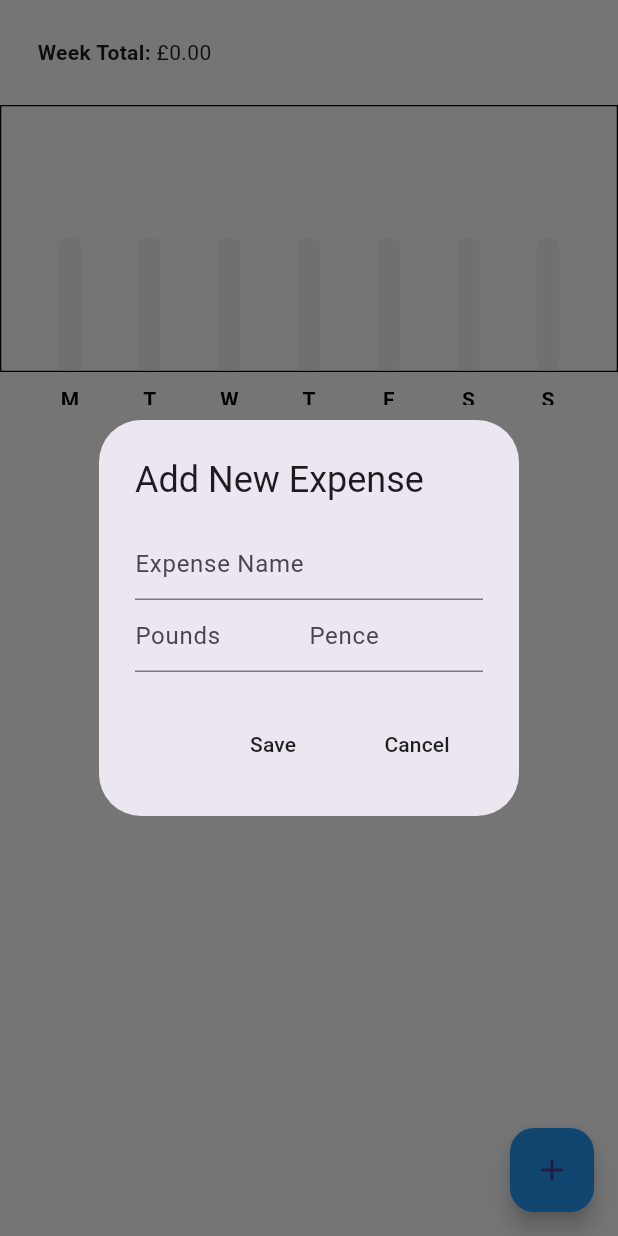
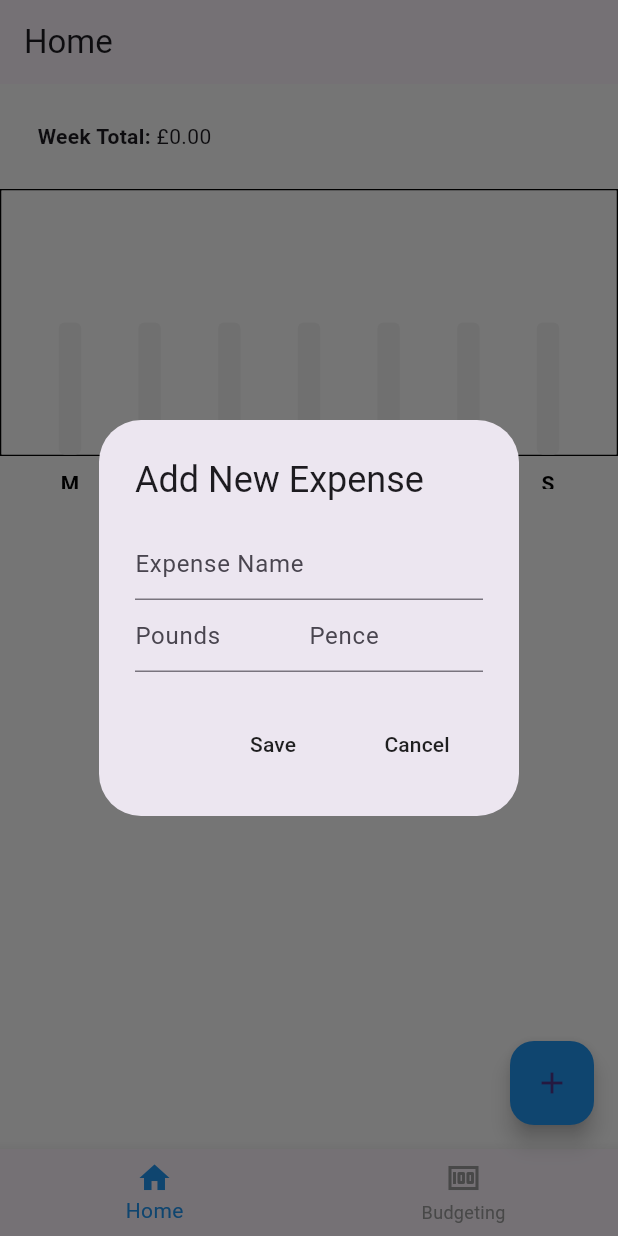
Before and after one commit to LTownsend99/Budget_App, a Flutter app: the screen it shows after launch, after a tap on the "add" icon, on a phone screen of 412 x 824 dp. Run offline on Flutter 3.47's test engine with Material 3 defaults, Android fonts, the phone set to English and light mode, and no system bars; drawn by our look-alikes of fl_chart; our stand-ins replace flutter_slidable, hive_flutter; accounts and stored records are empty.

Commit message:
add second page and selection bar

```diff
--- /dev/null
+++ b/lib/pages/budgeting.dart
@@ -0,0 +1,13 @@
+import 'package:flutter/material.dart';
+
+class BudgetingPage extends StatefulWidget
+{
+  const BudgetingPage({super.key});
+
+  @override
+  State<StatefulWidget> createState() {
+    // TODO: implement createState
+    throw UnimplementedError();
+  }
+
+}
--- a/lib/pages/home.dart
+++ b/lib/pages/home.dart
@@ -16,6 +16,7 @@ class _MyHomePageState extends State<HomePage> {
   final newExpenseNameController = TextEditingController();
   final newExpensePoundController = TextEditingController();
   final newExpensePenceController = TextEditingController();
+  int selectedIndex = 0;
 
   @override
   void initState() {
@@ -24,7 +25,7 @@ class _MyHomePageState extends State<HomePage> {
     Provider.of<ExpenseData>(context, listen: false).prepareData();
   }
 
-  //addNewExpense Method
+  // Add new expense method
   void addNewExpense() {
     showDialog(
       context: context,
@@ -33,17 +34,17 @@ class _MyHomePageState extends State<HomePage> {
         content: Column(
           mainAxisSize: MainAxisSize.min,
           children: [
-                  //expense name
+            // Expense name
             TextField(
               controller: newExpenseNameController,
               decoration: const InputDecoration(
                 hintText: "Expense Name",
               ),
             ),
-                  // expense amount
+            // Expense amount
             Row(
               children: [
-                      //pounds
+                // Pounds
                 Expanded(
                   child: TextField(
                     controller: newExpensePoundController,
@@ -53,8 +54,7 @@ class _MyHomePageState extends State<HomePage> {
                     ),
                   ),
                 ),
-
-                      //pence
+                // Pence
                 Expanded(
                   child: TextField(
                     controller: newExpensePenceController,
@@ -66,44 +66,42 @@ class _MyHomePageState extends State<HomePage> {
                 ),
               ],
             ),
-                  // expense date
+            // Expense date
           ],
         ),
         actions: [
-                //save button
+          // Save button
           MaterialButton(
             onPressed: save,
             child: Text('Save'),
           ),
-
-                //cancel button
+          // Cancel button
           MaterialButton(
             onPressed: cancel,
             child: Text('Cancel'),
-                )
+          ),
         ],
-            ));
+      ),
+    );
   }
 
-  // delete expense
-
+  // Delete expense method
   void deleteExpense(ExpenseItem expenseItem) {
     Provider.of<ExpenseData>(context, listen: false).deleteExpense(expenseItem);
   }
 
+  // Save method
   void save() {
     if (newExpenseNameController.text.isNotEmpty &&
         newExpensePoundController.text.isNotEmpty &&
         newExpensePenceController.text.isNotEmpty) {
-
       String amount =
-          newExpensePoundController.text + '.' + newExpensePenceController.text;
+          '${newExpensePoundController.text}.${newExpensePenceController.text}';
       ExpenseItem newExpenseItem = ExpenseItem(
         name: newExpenseNameController.text,
         amount: amount,
         dateTime: DateTime.now(),
       );
-
       Provider.of<ExpenseData>(context, listen: false)
           .addNewExpense(newExpenseItem);
     }
@@ -112,33 +110,36 @@ class _MyHomePageState extends State<HomePage> {
     clear();
   }
 
+  // Cancel method
   void cancel() {
     Navigator.pop(context);
     clear();
   }
 
+  // Clear method
   void clear() {
     newExpensePoundController.clear();
     newExpensePenceController.clear();
     newExpenseNameController.clear();
   }
 
+  // Method to handle item tap in bottom navigation bar
+  void onItemTapped(int index) {
+    setState(() {
+      selectedIndex = index;
+    });
+  }
+
   @override
   Widget build(BuildContext context) {
-    return Consumer<ExpenseData>(
-      builder: (context, value, child) => Scaffold(
-          backgroundColor: Colors.white,
-          floatingActionButton: FloatingActionButton(
-            backgroundColor: Colors.blue,
-            onPressed: addNewExpense,
-            child: Icon(Icons.add),
-          ),
-          body: ListView(
+    List<Widget> pages = [
+      Consumer<ExpenseData>(
+        builder: (context, value, child) => ListView(
           children: [
-              //weekly summary
+            // Weekly summary
             ExpenseSummary(startOfWeek: value.startOfWeekDate()),
-
-              //expense List
+            const SizedBox(height: 10),
+            // Expense list
             ListView.builder(
               shrinkWrap: true,
               physics: const NeverScrollableScrollPhysics(),
@@ -152,7 +153,37 @@ class _MyHomePageState extends State<HomePage> {
               ),
             ),
           ],
-          )),
+        ),
+      ),
+      Placeholder(), // This can be your Budgeting page
+    ];
+
+    List<String> pageTitles = [
+      'Home',
+      'Budgeting',
+    ];
+
+    return Scaffold(
+      backgroundColor: Colors.white,
+      floatingActionButton: FloatingActionButton(
+        backgroundColor: Colors.blue,
+        onPressed: addNewExpense,
+        child: Icon(Icons.add),
+      ),
+      body: pages[selectedIndex],
+      appBar: AppBar(
+        title: Text(pageTitles[selectedIndex]),
+      ),
+      bottomNavigationBar: BottomNavigationBar(
+        unselectedItemColor: Colors.grey,
+        selectedItemColor: Colors.blue,
+        currentIndex: selectedIndex,
+        onTap: onItemTapped,
+        items: const [
+          BottomNavigationBarItem(icon: Icon(Icons.home), label: 'Home'),
+          BottomNavigationBarItem(icon: Icon(Icons.money), label: 'Budgeting'),
+        ],
+      ),
     );
   }
 }
```
Lines whose indentation alone changed are shown as unchanged.
